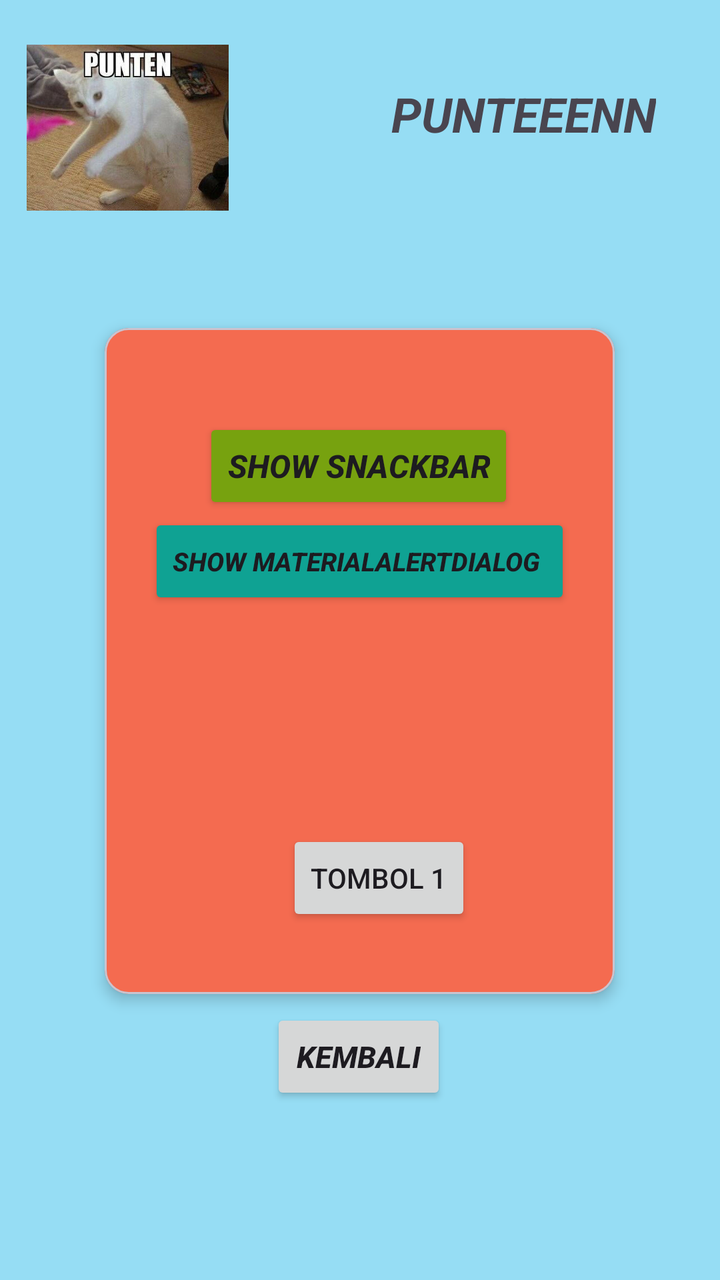
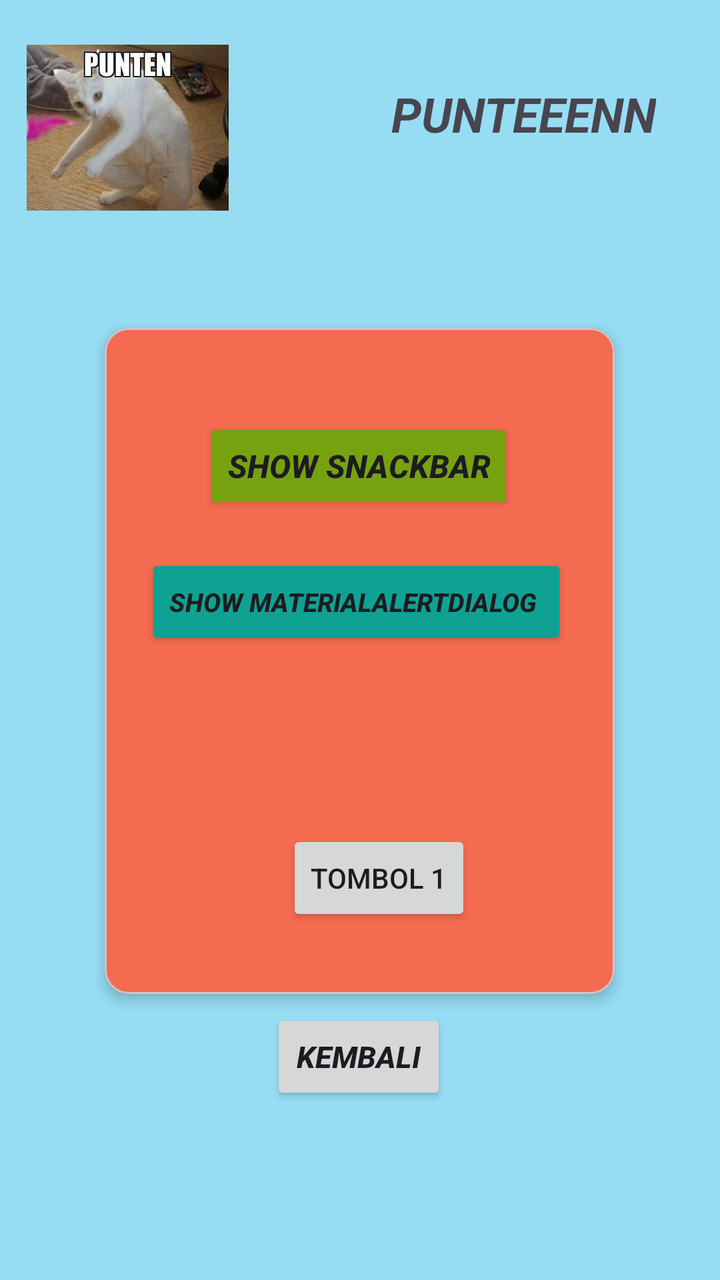

Screens rendered from an Android XML layout before and after an edit, with the pre-edit source and the edit as a unified diff.
<!-- AndroidManifest.xml: application theme Theme.Saturnus_Bagas -->
<!-- res/layout/activity_fourth.xml -->
<?xml version="1.0" encoding="utf-8"?>
<androidx.constraintlayout.widget.ConstraintLayout xmlns:android="http://schemas.android.com/apk/res/android"
    xmlns:app="http://schemas.android.com/apk/res-auto"
    xmlns:tools="http://schemas.android.com/tools"
    android:id="@+id/main"
    android:layout_width="match_parent"
    android:layout_height="match_parent"
    android:background="#D984D9F2"
    tools:context=".pertemuan_4.FourthActivity">

    <com.google.android.material.card.MaterialCardView
        android:layout_width="255dp"
        android:layout_height="333dp"
        android:layout_marginTop="164dp"
        android:backgroundTint="#F46B50"
        app:cardElevation="4dp"
        app:layout_constraintEnd_toEndOf="parent"
        app:layout_constraintHorizontal_bias="0.498"
        app:layout_constraintStart_toStartOf="parent"
        app:layout_constraintTop_toTopOf="parent">

        <androidx.constraintlayout.widget.ConstraintLayout
            android:layout_width="match_parent"
            android:layout_height="match_parent"
            android:layout_margin="15dp">

            <Button
                android:id="@+id/btnShowAlertDialog"
                android:layout_width="wrap_content"
                android:layout_height="wrap_content"
                android:backgroundTint="#0FA293"
                android:text="Show MaterialAlertDialog "
                android:textSize="13dp"
                android:textStyle="bold |italic"
                app:layout_constraintBottom_toBottomOf="parent"
                app:layout_constraintEnd_toEndOf="parent"
                app:layout_constraintStart_toStartOf="parent"
                app:layout_constraintTop_toTopOf="parent"
                app:layout_constraintVertical_bias="0.305" />

            <Button
                android:id="@+id/btnShowSnackbar"
                android:layout_width="wrap_content"
                android:layout_height="wrap_content"
                android:backgroundTint="#77A20F"
                android:text="Show SnackBar"
                android:textSize="16dp"
                android:textStyle="bold |italic"
                app:layout_constraintBottom_toBottomOf="parent"
                app:layout_constraintEnd_toEndOf="parent"
                app:layout_constraintHorizontal_bias="0.492"
                app:layout_constraintStart_toStartOf="parent"
                app:layout_constraintTop_toTopOf="parent"
                app:layout_constraintVertical_bias="0.117" />

            <Button
                android:id="@+id/btn1"
                android:layout_width="wrap_content"
                android:layout_height="wrap_content"
                android:layout_marginTop="236dp"
                android:text="Tombol 1"
                app:layout_constraintEnd_toEndOf="parent"
                app:layout_constraintHorizontal_bias="0.572"
                app:layout_constraintStart_toStartOf="parent"
                app:layout_constraintTop_toTopOf="parent" />

        </androidx.constraintlayout.widget.ConstraintLayout>

    </com.google.android.material.card.MaterialCardView>

    <ImageView
        android:id="@+id/imgKucing"
        android:layout_width="101dp"
        android:layout_height="101dp"
        app:layout_constraintBottom_toBottomOf="parent"
        app:layout_constraintEnd_toEndOf="parent"
        app:layout_constraintHorizontal_bias="0.051"
        app:layout_constraintStart_toStartOf="parent"
        app:layout_constraintTop_toTopOf="parent"
        app:layout_constraintVertical_bias="0.025"
        app:srcCompat="@drawable/kucing" />

    <TextView
        android:id="@+id/textAja"
        android:layout_width="wrap_content"
        android:layout_height="wrap_content"
        android:text="PUNTEEENN"
        android:textSize="24dp"
        android:textStyle="bold |italic"
        app:layout_constraintBottom_toBottomOf="parent"
        app:layout_constraintEnd_toEndOf="parent"
        app:layout_constraintHorizontal_bias="0.859"
        app:layout_constraintStart_toStartOf="parent"
        app:layout_constraintTop_toTopOf="parent"
        app:layout_constraintVertical_bias="0.067" />



    <Button
        android:id="@+id/btnKembali"
        android:layout_width="wrap_content"
        android:layout_height="wrap_content"
        android:text="Kembali"
        android:textSize="15dp"
        android:textStyle="bold |italic"
        app:layout_constraintBottom_toBottomOf="parent"
        app:layout_constraintEnd_toEndOf="parent"
        app:layout_constraintHorizontal_bias="0.498"
        app:layout_constraintStart_toStartOf="parent"
        app:layout_constraintTop_toTopOf="parent"
        app:layout_constraintVertical_bias="0.852" />


</androidx.constraintlayout.widget.ConstraintLayout>
<!-- resources referenced by this layout -->
<resources>
  <!-- drawable kucing: jpeg bitmap (drawable, 105535 bytes) -->
  <style name="Theme.Saturnus_Bagas" parent="Base.Theme.Saturnus_Bagas" />
  <style name="Base.Theme.Saturnus_Bagas" parent="Theme.Material3.DayNight.NoActionBar">
          
          
      </style>
</resources>

<!-- the commit's change to res/layout/activity_fourth.xml (unified diff, before → after) -->
@@ -34,9 +34,10 @@
                 android:textStyle="bold |italic"
                 app:layout_constraintBottom_toBottomOf="parent"
                 app:layout_constraintEnd_toEndOf="parent"
+                app:layout_constraintHorizontal_bias="0.384"
                 app:layout_constraintStart_toStartOf="parent"
                 app:layout_constraintTop_toTopOf="parent"
-                app:layout_constraintVertical_bias="0.305" />
+                app:layout_constraintVertical_bias="0.384" />
 
             <Button
                 android:id="@+id/btnShowSnackbar"
